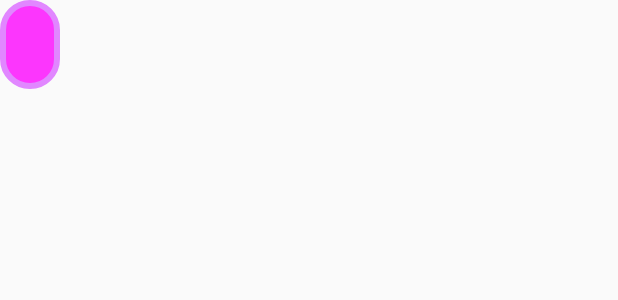
After one commit to melissa-perez/FlashCards, an Android app: the layout toast_layout.xml on its own in the app's theme, with its tools: preview values and no code run, on a phone screen of 412 x 824 dp. The commit adds this screen. Shown: the top 300 px of the screen. Run offline under Robolectric (Android 15) with nearby library versions, the phone set to English and light mode, and no system bars.

Commit message:
added toast message

```diff
--- a/app/src/main/res/layout/activity_add_card.xml
+++ b/app/src/main/res/layout/activity_add_card.xml
@@ -50,7 +50,7 @@
         android:hint="Enter new question text here."
         android:textColorHint="@color/white"
         android:textColor="@color/white"
-        android:backgroundTint="@color/shock_pink"/>
+        android:backgroundTint="@color/shock_purple"/>
 
     <EditText
         android:id="@+id/editAnswerField"
@@ -65,7 +65,7 @@
         android:hint="Enter correct answer here."
         android:textColorHint="@color/white"
         android:textColor="@color/white"
-        android:backgroundTint="@color/shock_purple"
+        android:backgroundTint="@color/shock_orange"
         android:layout_below="@id/editQuestionField"/>
 
 
--- /dev/null
+++ b/app/src/main/res/layout/toast_layout.xml
@@ -0,0 +1,11 @@
+<LinearLayout xmlns:android="http://schemas.android.com/apk/res/android"
+    android:id="@+id/toast_layout_root"
+    android:layout_height="wrap_content"
+    android:layout_width="wrap_content">
+
+    <TextView android:id="@+id/text"
+        android:layout_width="wrap_content"
+        android:layout_height="wrap_content"
+        android:textColor="@color/white"
+        android:background="@drawable/question_side_drawable"/>
+</LinearLayout>
--- a/build.gradle
+++ b/build.gradle
@@ -6,6 +6,9 @@ buildscript {
     }
     dependencies {
         classpath "com.android.tools.build:gradle:4.1.1"
+        classpath 'com.android.tools.build:gradle:3.0.1'
+
+
 
         // NOTE: Do not place your application dependencies here; they belong
         // in the individual module build.gradle files
```
Also changed, not shown: app/src/main/java/com/example/flashcards/AddCardActivity.java (+28 -5 lines).
